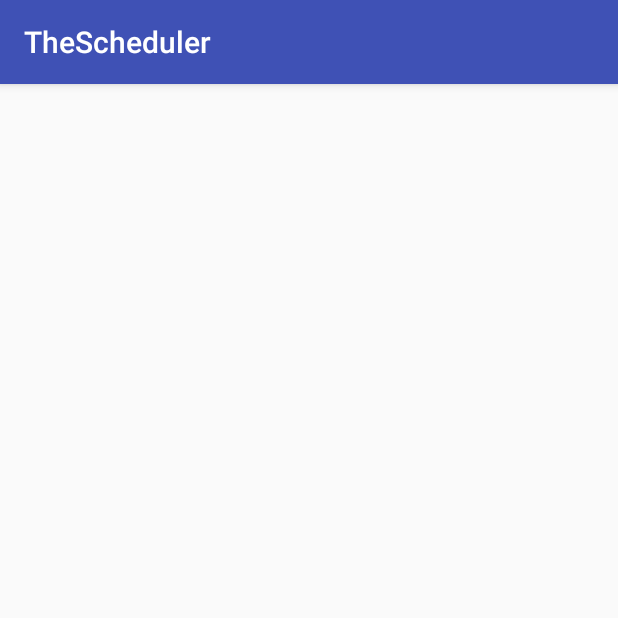
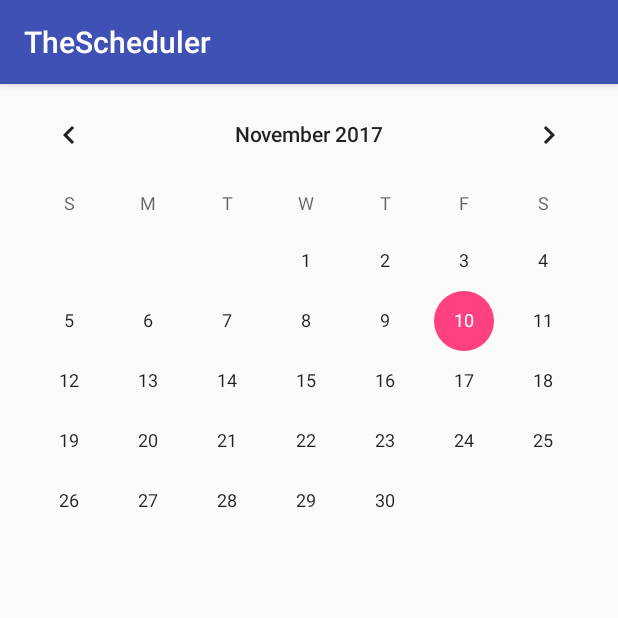
Before and after one commit to ColdProgrammer/TheScheduler, an Android app: the CalenderViewActivity screen opened directly, with no data from a screen before it, on a phone screen of 412 x 824 dp, the top half of it. Run offline under Robolectric (Android 15) with nearby library versions, the phone set to English and light mode, and no system bars.

Commit message:
Created an activity for calendar view and merged changes

```diff
--- a/app/src/main/res/layout/activity_calender_view.xml
+++ b/app/src/main/res/layout/activity_calender_view.xml
@@ -1,8 +1,20 @@
 <?xml version="1.0" encoding="utf-8"?>
-<android.support.constraint.ConstraintLayout xmlns:android="http://schemas.android.com/apk/res/android"
+
+<LinearLayout xmlns:android="http://schemas.android.com/apk/res/android"
     xmlns:tools="http://schemas.android.com/tools"
     android:layout_width="match_parent"
     android:layout_height="match_parent"
+    android:orientation="vertical"
     tools:context="com.cs442.srajan.thescheduler.CalenderViewActivity">
 
-</android.support.constraint.ConstraintLayout>
+    <FrameLayout
+        android:layout_width="match_parent"
+        android:layout_height="match_parent">
+        <CalendarView
+            android:layout_width="match_parent"
+            android:layout_height="match_parent">
+        </CalendarView>
+
+    </FrameLayout>
+
+</LinearLayout>
```
